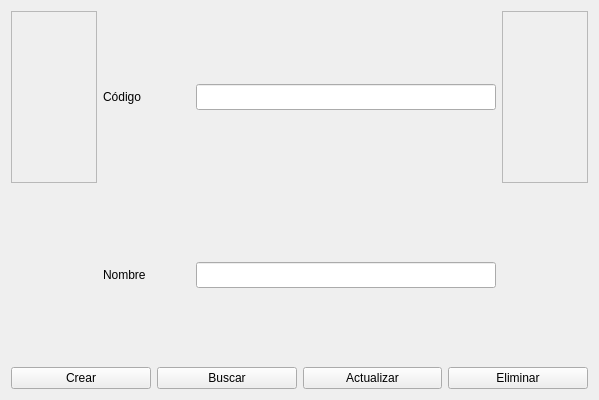
Above: views/qt_files/frame_tipo_municipio.ui from AlejoOsorio/BasesDeDatosProyecto before the change. Below: the same form after it.
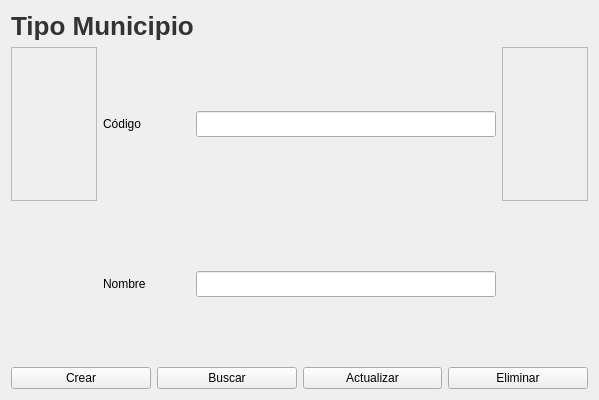
That is the form after the change.

Diff of the .ui file:
```diff
--- a/views/qt_files/frame_tipo_municipio.ui
+++ b/views/qt_files/frame_tipo_municipio.ui
@@ -14,6 +14,22 @@
    <string>Frame</string>
   </property>
   <layout class="QVBoxLayout" name="verticalLayout">
+   <item>
+    <widget class="QLabel" name="label_2">
+     <property name="styleSheet">
+      <string notr="true">QLabel {
+	font-size: 26px;
+	font-weight: bold;
+	color: #333;
+	text-align: center;
+	qproperty-alignment: AlignCenter;
+}</string>
+     </property>
+     <property name="text">
+      <string>Tipo Municipio</string>
+     </property>
+    </widget>
+   </item>
    <item>
     <layout class="QGridLayout" name="gridLayout">
      <item row="0" column="1">
@@ -35,8 +51,8 @@
        </property>
       </widget>
      </item>
-     <item row="0" column="2">
-      <widget class="QLineEdit" name="lineEdit_7">
+     <item row="2" column="2">
+      <widget class="QLineEdit" name="tfNombre">
        <property name="maximumSize">
         <size>
          <width>300</width>
@@ -96,8 +112,8 @@
        </property>
       </widget>
      </item>
-     <item row="2" column="2">
-      <widget class="QLineEdit" name="lineEdit_2">
+     <item row="0" column="2">
+      <widget class="QLineEdit" name="tfCodigo">
        <property name="maximumSize">
         <size>
          <width>300</width>
```
Left out of the diff: 54 changed lines with no effect on the pictures.
